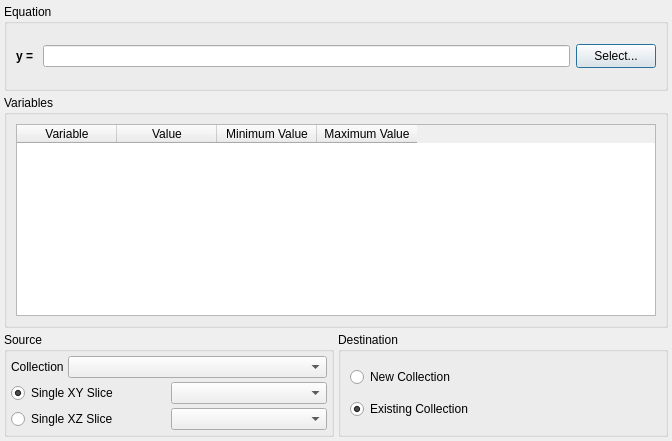
This is src/gui/fit.ui in trisyoungs/uchroma as Qt 5 draws it before an edit. The edited form follows.
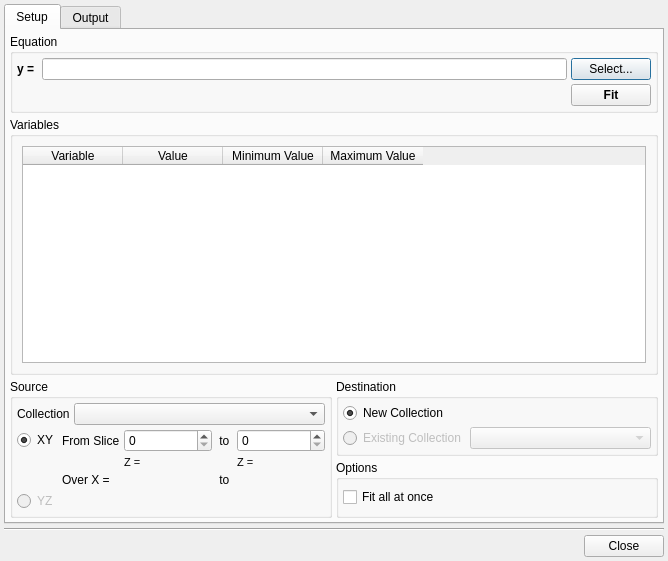
This is the edited form. Icons and pictures are not drawn. Custom widgets are drawn as their Qt base class.

Commit message: Major update to Fitting window, and addition of Simplex minimiser, but fitting not yet operational. Renamed several flags inside Collection to make code more readable and obvious when debugging flow.

```diff
--- a/src/gui/fit.ui
+++ b/src/gui/fit.ui
@@ -9,8 +9,8 @@
    <rect>
     <x>0</x>
     <y>0</y>
-    <width>672</width>
-    <height>441</height>
+    <width>668</width>
+    <height>561</height>
    </rect>
   </property>
   <property name="windowTitle">
@@ -20,7 +20,23 @@
    <iconset resource="icons.qrc">
     <normaloff>:/uchroma/icons/uchroma.png</normaloff>:/uchroma/icons/uchroma.png</iconset>
   </property>
-  <layout class="QVBoxLayout" name="verticalLayout_4">
+  <layout class="QVBoxLayout" name="verticalLayout_6">
+   <property name="spacing">
+    <number>4</number>
+   </property>
+   <property name="margin">
+    <number>4</number>
+   </property>
+   <item>
+    <widget class="QTabWidget" name="FitTabs">
+     <property name="currentIndex">
+      <number>0</number>
+     </property>
+     <widget class="QWidget" name="SetupTab">
+      <attribute name="title">
+       <string>Setup</string>
+      </attribute>
+      <layout class="QVBoxLayout" name="verticalLayout_9">
    <property name="spacing">
     <number>4</number>
    </property>
@@ -30,7 +46,7 @@
    <item>
     <widget class="QGroupBox" name="EquationGroup">
      <property name="sizePolicy">
-      <sizepolicy hsizetype="Expanding" vsizetype="Expanding">
+          <sizepolicy hsizetype="Expanding" vsizetype="Minimum">
        <horstretch>0</horstretch>
        <verstretch>0</verstretch>
       </sizepolicy>
@@ -38,6 +54,14 @@
      <property name="title">
       <string>Equation</string>
      </property>
+         <layout class="QVBoxLayout" name="verticalLayout_4">
+          <property name="spacing">
+           <number>4</number>
+          </property>
+          <property name="margin">
+           <number>4</number>
+          </property>
+          <item>
      <layout class="QHBoxLayout" name="horizontalLayout">
       <item>
        <widget class="QLabel" name="label2">
@@ -94,6 +118,38 @@
        </widget>
       </item>
      </layout>
+          </item>
+          <item>
+           <layout class="QHBoxLayout" name="horizontalLayout_5">
+            <item>
+             <spacer name="horizontalSpacer">
+              <property name="orientation">
+               <enum>Qt::Horizontal</enum>
+              </property>
+              <property name="sizeHint" stdset="0">
+               <size>
+                <width>40</width>
+                <height>20</height>
+               </size>
+              </property>
+             </spacer>
+            </item>
+            <item>
+             <widget class="QPushButton" name="FitButton">
+              <property name="font">
+               <font>
+                <weight>75</weight>
+                <bold>true</bold>
+               </font>
+              </property>
+              <property name="text">
+               <string>Fit</string>
+              </property>
+             </widget>
+            </item>
+           </layout>
+          </item>
+         </layout>
     </widget>
    </item>
    <item>
@@ -190,35 +246,120 @@
           <item row="0" column="0">
            <widget class="QRadioButton" name="TargetSliceAtXRadio">
             <property name="text">
-             <string>Single XY Slice</string>
+                 <string>XY</string>
             </property>
             <property name="checked">
              <bool>true</bool>
             </property>
            </widget>
           </item>
+              <item row="3" column="0">
+               <widget class="QRadioButton" name="SourceYZSlicesRadio">
+                <property name="enabled">
+                 <bool>false</bool>
+                </property>
+                <property name="text">
+                 <string>YZ</string>
+                </property>
+               </widget>
+              </item>
+              <item row="1" column="2">
+               <widget class="QLabel" name="SourceXYFromZLabel">
+                <property name="font">
+                 <font>
+                  <pointsize>8</pointsize>
+                 </font>
+                </property>
+                <property name="text">
+                 <string>Z = </string>
+                </property>
+               </widget>
+              </item>
+              <item row="1" column="4">
+               <widget class="QLabel" name="SourceXYToZLabel">
+                <property name="font">
+                 <font>
+                  <pointsize>8</pointsize>
+                 </font>
+                </property>
+                <property name="text">
+                 <string>Z = </string>
+                </property>
+               </widget>
+              </item>
+              <item row="0" column="2">
+               <widget class="QSpinBox" name="SourceXYSliceFromSpin">
+                <property name="sizePolicy">
+                 <sizepolicy hsizetype="Expanding" vsizetype="Fixed">
+                  <horstretch>0</horstretch>
+                  <verstretch>0</verstretch>
+                 </sizepolicy>
+                </property>
+               </widget>
+              </item>
+              <item row="0" column="4">
+               <widget class="QSpinBox" name="SourceXYSliceToSpin">
+                <property name="sizePolicy">
+                 <sizepolicy hsizetype="Expanding" vsizetype="Fixed">
+                  <horstretch>0</horstretch>
+                  <verstretch>0</verstretch>
+                 </sizepolicy>
+                </property>
+               </widget>
+              </item>
+              <item row="0" column="3">
+               <widget class="QLabel" name="label_2">
+                <property name="sizePolicy">
+                 <sizepolicy hsizetype="Minimum" vsizetype="Preferred">
+                  <horstretch>0</horstretch>
+                  <verstretch>0</verstretch>
+                 </sizepolicy>
+                </property>
+                <property name="text">
+                 <string> to </string>
+                </property>
+               </widget>
+              </item>
           <item row="0" column="1">
-           <widget class="QComboBox" name="comboBox_2"/>
-          </item>
-          <item row="1" column="0">
-           <widget class="QRadioButton" name="TargetSliceAtXRadio_2">
+               <widget class="QLabel" name="label_3">
+                <property name="text">
+                 <string>From Slice</string>
+                </property>
+               </widget>
+              </item>
+              <item row="2" column="1">
+               <widget class="QLabel" name="label_5">
             <property name="text">
-             <string>Single XZ Slice</string>
+                 <string>Over X = </string>
             </property>
            </widget>
           </item>
-          <item row="1" column="1">
-           <widget class="QComboBox" name="comboBox_3"/>
-          </item>
+              <item row="2" column="2">
+               <widget class="TExponentialSpin" name="SourceXYXMinSpin" native="true"/>
+              </item>
+              <item row="2" column="4">
+               <widget class="TExponentialSpin" name="SourceXYXMaxSpin" native="true"/>
+              </item>
+              <item row="2" column="3">
+               <widget class="QLabel" name="label_4">
+                <property name="sizePolicy">
+                 <sizepolicy hsizetype="Minimum" vsizetype="Preferred">
+                  <horstretch>0</horstretch>
+                  <verstretch>0</verstretch>
+                 </sizepolicy>
+                </property>
+                <property name="text">
+                 <string> to </string>
+                </property>
+               </widget>
+              </item>
          </layout>
         </item>
        </layout>
-       <zorder>comboBox</zorder>
-       <zorder>label</zorder>
-       <zorder>gridLayoutWidget</zorder>
-       <zorder>VariablesGroup</zorder>
-      </widget>
-     </item>
+          </widget>
+         </item>
+         <item>
+          <layout class="QVBoxLayout" name="verticalLayout_8">
      <item>
       <widget class="QGroupBox" name="DestinationGroup">
        <property name="sizePolicy">
@@ -231,33 +372,140 @@
         <string>Destination</string>
        </property>
        <layout class="QVBoxLayout" name="verticalLayout_3">
+              <property name="spacing">
+               <number>4</number>
+              </property>
+              <property name="margin">
+               <number>4</number>
+              </property>
         <item>
          <widget class="QRadioButton" name="DestinationNewCollectionRadio">
           <property name="text">
            <string>New Collection</string>
           </property>
           <property name="checked">
-           <bool>false</bool>
+                 <bool>true</bool>
           </property>
          </widget>
         </item>
+              <item>
+               <layout class="QHBoxLayout" name="horizontalLayout_4">
         <item>
          <widget class="QRadioButton" name="DestinationExistingCollectionRadio">
+                  <property name="enabled">
+                   <bool>false</bool>
+                  </property>
           <property name="text">
            <string>Existing Collection</string>
           </property>
           <property name="checked">
+                   <bool>false</bool>
+                  </property>
+                 </widget>
+                </item>
+                <item>
+                 <widget class="QComboBox" name="DestinationCollectionCombo">
+                  <property name="enabled">
+                   <bool>false</bool>
+                  </property>
+                  <property name="sizePolicy">
+                   <sizepolicy hsizetype="Expanding" vsizetype="Fixed">
+                    <horstretch>0</horstretch>
+                    <verstretch>0</verstretch>
+                   </sizepolicy>
+                  </property>
+                 </widget>
+                </item>
+               </layout>
+              </item>
+             </layout>
+            </widget>
+           </item>
+           <item>
+            <widget class="QGroupBox" name="OptionsGroup">
+             <property name="title">
+              <string>Options</string>
+             </property>
+             <layout class="QVBoxLayout" name="verticalLayout_5">
+              <property name="spacing">
+               <number>4</number>
+              </property>
+              <property name="margin">
+               <number>4</number>
+              </property>
+              <item>
+               <widget class="QCheckBox" name="FitAtOnceCheck">
+                <property name="text">
+                 <string>Fit all at once</string>
+                </property>
+               </widget>
+              </item>
+             </layout>
+            </widget>
+           </item>
+          </layout>
+         </item>
+        </layout>
+       </item>
+      </layout>
+     </widget>
+     <widget class="QWidget" name="OutputTab">
+      <attribute name="title">
+       <string>Output</string>
+      </attribute>
+      <layout class="QVBoxLayout" name="verticalLayout_7">
+       <item>
+        <widget class="QTextEdit" name="OutputEdit">
+         <property name="readOnly">
            <bool>true</bool>
           </property>
          </widget>
         </item>
        </layout>
       </widget>
-     </item>
+    </widget>
+   </item>
+   <item>
+    <widget class="Line" name="line">
+     <property name="orientation">
+      <enum>Qt::Horizontal</enum>
+     </property>
+    </widget>
+   </item>
+   <item>
+    <layout class="QHBoxLayout" name="horizontalLayout_6">
+     <item>
+      <spacer name="horizontalSpacer_2">
+       <property name="orientation">
+        <enum>Qt::Horizontal</enum>
+       </property>
+       <property name="sizeHint" stdset="0">
+        <size>
+         <width>40</width>
+         <height>20</height>
+        </size>
+       </property>
+      </spacer>
+     </item>
+     <item>
+      <widget class="QPushButton" name="CloseButton">
+       <property name="text">
+        <string>Close</string>
+       </property>
+      </widget>
+     </item>
     </layout>
    </item>
   </layout>
  </widget>
+ <customwidgets>
+  <customwidget>
+   <class>TExponentialSpin</class>
+   <extends>QWidget</extends>
+   <header>gui/texponentialspin.uih</header>
+   <container>1</container>
+  </customwidget>
+ </customwidgets>
  <resources>
   <include location="icons.qrc"/>
  </resources>
```
Left out of the diff: 4 changed lines with no effect on the pictures. Lines whose indentation alone changed are shown as unchanged. The commit also changes 31 other files.
